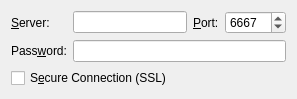
Above: src/irc/serverdialogui.ui from KDE/konversation before the change. Below: the same form after it.
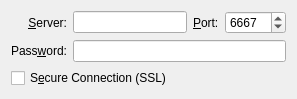
That is the form after the change. Custom widgets are drawn as their Qt base class.

Commit message:
HIG: Label alignment.
http://techbase.kde.org/Projects/Usability/HIG/Form_Label_Alignment

What changed in the file:
```diff
--- a/src/irc/serverdialogui.ui
+++ b/src/irc/serverdialogui.ui
@@ -22,6 +22,9 @@
      <property name="text">
       <string>&amp;Server:</string>
      </property>
+     <property name="alignment">
+      <set>Qt::AlignRight|Qt::AlignTrailing|Qt::AlignVCenter</set>
+     </property>
      <property name="buddy">
       <cstring>m_serverEdit</cstring>
      </property>
@@ -71,6 +74,9 @@
      <property name="text">
       <string>Pass&amp;word:</string>
      </property>
+     <property name="alignment">
+      <set>Qt::AlignRight|Qt::AlignTrailing|Qt::AlignVCenter</set>
+     </property>
      <property name="buddy">
       <cstring>m_passwordEdit</cstring>
      </property>
```
The commit also changes 4 other files.
